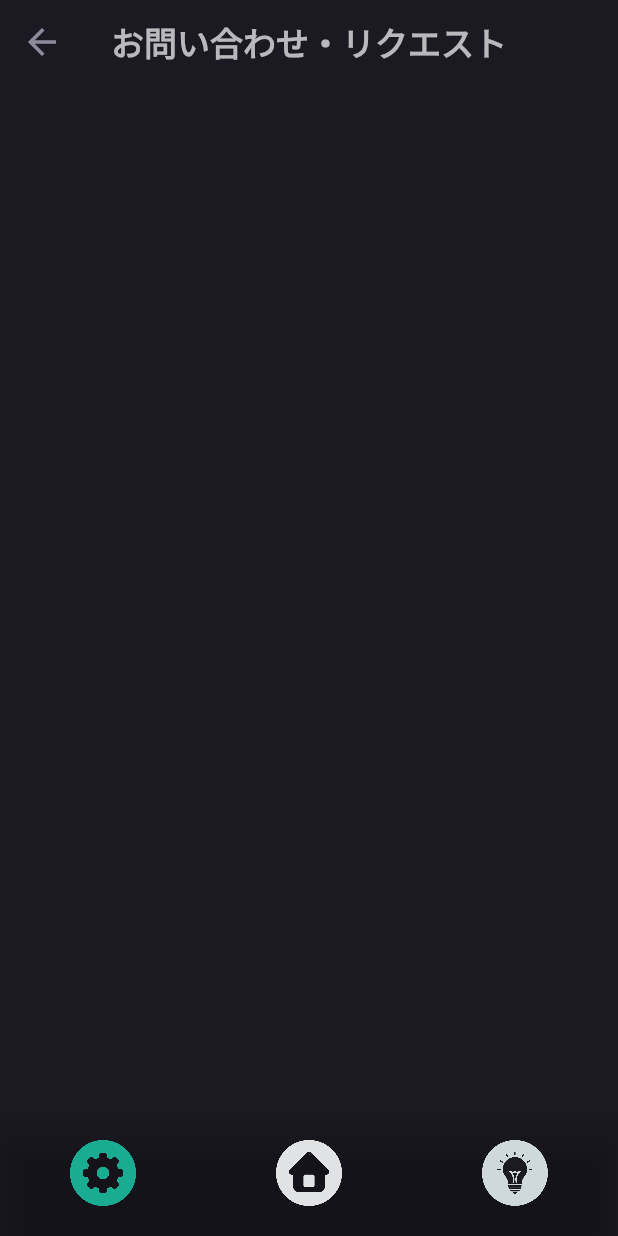
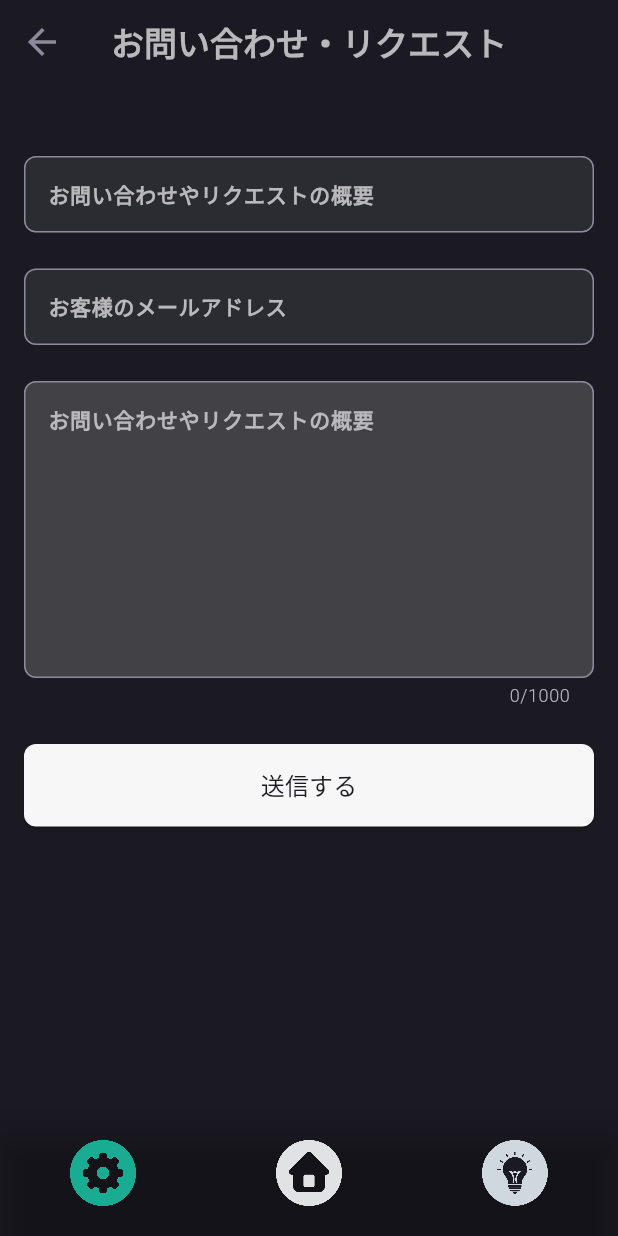
Before and after one commit to kurogoma-flutter/fitness_manager, a Flutter app: the InquiryPage screen opened by its route, on a phone screen of 412 x 824 dp. Run offline on Flutter 3.47's test engine with Material 2 defaults, Android fonts, the light colour scheme and no system bars; our stand-ins replace cached_network_image, dio, flutter_dotenv, flutter_hooks, freezed_annotation, go_router and 6 more; missing offline and left inert: encrypt, hashids2, youtube_explode_dart; accounts and stored records are empty; generated files the repository leaves out were written again; network calls fail; Roboto replaces fonts that are missing (LINE_Seed_JP); project files that could hold a hidden picture were left out.

Commit message:
お問い合わせ画面の仮実装

```diff
--- a/lib/features/setting/pages/inquiry_page.dart
+++ b/lib/features/setting/pages/inquiry_page.dart
@@ -3,6 +3,12 @@ import 'package:hooks_riverpod/hooks_riverpod.dart';
 
 import '../../../core/router/app_router.dart';
 import '../../component/color/color_theme.dart';
+import '../../component/form/input_text_form.dart';
+
+final textFormKey = GlobalKey<FormState>();
+final titleFieldKey = GlobalKey<FormFieldState<String>>();
+final emailFieldKey = GlobalKey<FormFieldState<String>>();
+final contentFieldKey = GlobalKey<FormFieldState<String>>();
 
 class InquiryPage extends HookConsumerWidget {
   const InquiryPage({super.key});
@@ -32,8 +38,65 @@ class InquiryPage extends HookConsumerWidget {
         ),
         backgroundColor: ColorTheme.primaryBackGround,
       ),
-      body: const Center(
-        child: Text('このアプリは筋トレのためのアプリです。'),
+      body: Padding(
+        padding: const EdgeInsets.all(16),
+        child: CustomScrollView(
+          slivers: [
+            SliverPadding(
+              padding: const EdgeInsets.only(top: 32),
+              sliver: SliverToBoxAdapter(
+                child: InputTextForm(
+                  textFormKey: titleFieldKey,
+                  validator: (_) => null,
+                  formHintText: 'お問い合わせやリクエストの概要',
+                ),
+              ),
+            ),
+            SliverPadding(
+              padding: const EdgeInsets.only(top: 24),
+              sliver: SliverToBoxAdapter(
+                child: InputTextForm(
+                  textFormKey: emailFieldKey,
+                  validator: (_) => null,
+                  formHintText: 'お客様のメールアドレス',
+                ),
+              ),
+            ),
+            SliverPadding(
+              padding: const EdgeInsets.only(top: 24),
+              sliver: SliverToBoxAdapter(
+                child: InputTextForm.multiLine(
+                  maxLength: 1000,
+                  textFormKey: contentFieldKey,
+                  validator: (_) => null,
+                  formHintText: 'お問い合わせやリクエストの概要',
+                ),
+              ),
+            ),
+            SliverPadding(
+              padding: const EdgeInsets.only(top: 24),
+              sliver: SliverToBoxAdapter(
+                child: ElevatedButton(
+                  onPressed: () {},
+                  style: ElevatedButton.styleFrom(
+                    backgroundColor: ColorTheme.primaryWhite,
+                    shape: RoundedRectangleBorder(
+                      borderRadius: BorderRadius.circular(8),
+                    ),
+                    padding: const EdgeInsets.symmetric(vertical: 16),
+                  ),
+                  child: Text(
+                    '送信する',
+                    style: TextStyle(
+                      fontSize: 16,
+                      color: ColorTheme.primaryBackGround,
+                    ),
+                  ),
+                ),
+              ),
+            ),
+          ],
+        ),
       ),
     );
   }
```
